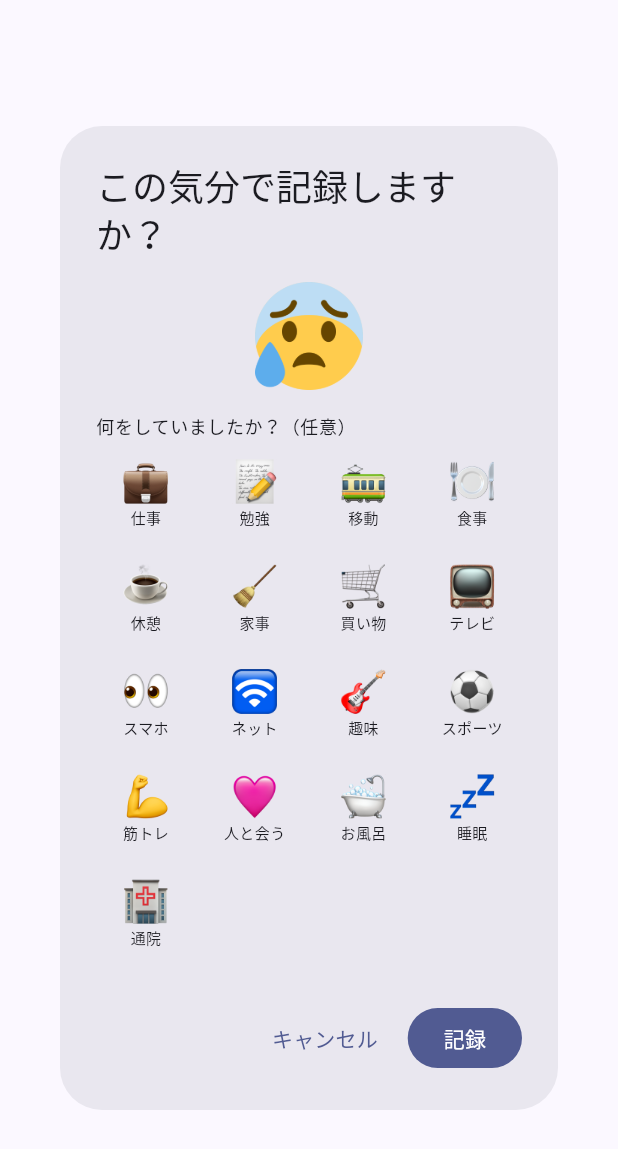
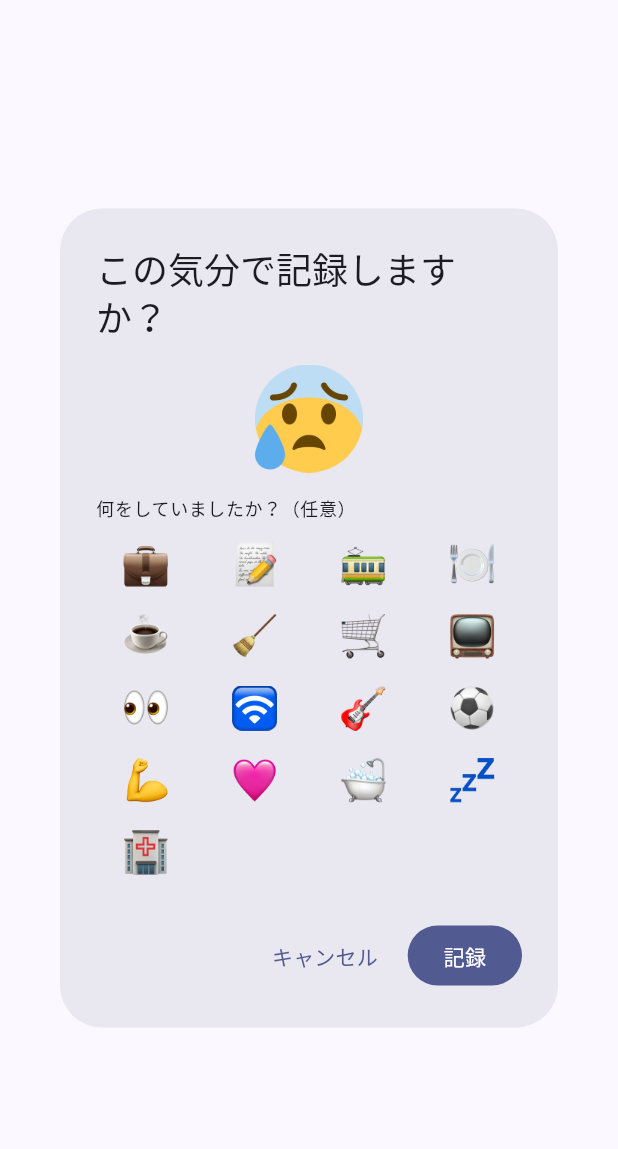
Before and after one commit to youm28/emo_nikki, a Flutter app: the _ConfirmDialog widget shown alone on an empty page, opened directly with sample values from the repository, on a phone screen of 412 x 824 dp. Shown: the top 1149 px of the screen. Run offline on Flutter 3.47's test engine with Material 3 defaults, Android fonts, the phone set to English and light mode, and no system bars; our stand-ins replace cloud_firestore, firebase_core, geolocator, shared_preferences, web; missing offline and left inert: dart:js_interop; accounts and stored records are empty; statements that could not run were skipped.

Commit message:
行動の名前の文字を表示せず、アイコンだけで示す

```diff
--- a/lib/main.dart
+++ b/lib/main.dart
@@ -744,7 +744,9 @@ class _ConfirmDialogState extends State<_ConfirmDialog> {
                   crossAxisCount: 4,
                   mainAxisSpacing: 6,
                   crossAxisSpacing: 6,
-                  mainAxisExtent: 64,
+                  // アイコン(30)＋余白(4×2)＋選択枠(2×2)。名前の文字を
+                  // 出さなくなったので、その分だけ行を低くしてある。
+                  mainAxisExtent: 42,
                 ),
                 itemCount: kActivityList.length,
                 itemBuilder: (context, i) {
@@ -765,11 +767,14 @@ class _ConfirmDialogState extends State<_ConfirmDialog> {
                         ),
                         borderRadius: BorderRadius.circular(8),
                       ),
-                      padding: const EdgeInsets.symmetric(vertical: 4),
-                      child: Column(
-                        mainAxisSize: MainAxisSize.min,
-                        children: [
-                          SizedBox(
+                      padding: const EdgeInsets.all(4),
+                      // 行動はアイコンだけで示す（名前の文字は出さない）。
+                      // 読み上げ機能向けに名前だけは残しておく。
+                      child: Semantics(
+                        label: activity.labelJa,
+                        selected: selected,
+                        child: Center(
+                          child: SizedBox(
                             width: 30,
                             height: 30,
                             child: ActivityImage(
@@ -777,18 +782,7 @@ class _ConfirmDialogState extends State<_ConfirmDialog> {
                               fallbackFontSize: 22,
                             ),
                           ),
-                          const SizedBox(height: 2),
-                          Text(
-                            activity.labelJa,
-                            style: TextStyle(
-                              fontSize: 10,
-                              fontWeight:
-                                  selected ? FontWeight.bold : FontWeight.normal,
-                            ),
-                            maxLines: 1,
-                            overflow: TextOverflow.ellipsis,
-                          ),
-                        ],
+                        ),
                       ),
                     ),
                   );
```
Also changed, not shown: lib/dashboard_page.dart (+7 -7 lines), 1 other file.
